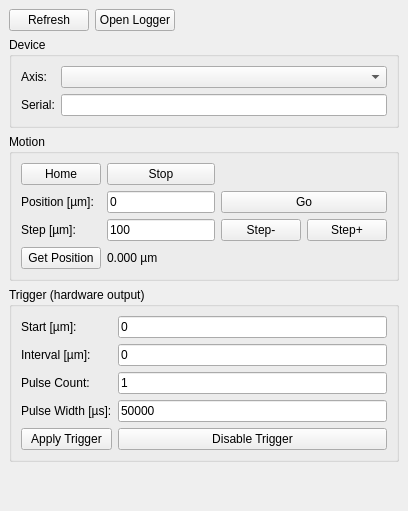
Above: thorKinesisPlugin/thorlabsKinesisPlugin_UI.ui from janlazer/UKE-thorKinesisPlugin before the change. Below: the same form after it.
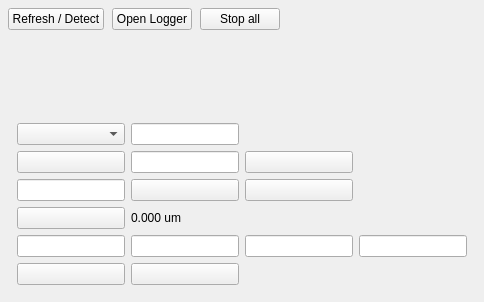
That is the form after the change.

Commit message: Improve axis GUI and trigger disable handling

What changed in the file:
```diff
--- a/thorKinesisPlugin/thorlabsKinesisPlugin_UI.ui
+++ b/thorKinesisPlugin/thorlabsKinesisPlugin_UI.ui
@@ -7,12 +7,28 @@
         </property>
         <widget class="QWidget" name="dockWidgetContents">
             <layout class="QVBoxLayout" name="verticalLayout">
+                <property name="spacing">
+                    <number>8</number>
+                </property>
+                <property name="leftMargin">
+                    <number>8</number>
+                </property>
+                <property name="topMargin">
+                    <number>8</number>
+                </property>
+                <property name="rightMargin">
+                    <number>8</number>
+                </property>
+                <property name="bottomMargin">
+                    <number>8</number>
+                </property>
+
                 <item>
                     <layout class="QHBoxLayout" name="topBarLayout">
                         <item>
                             <widget class="QPushButton" name="pushButton_refresh">
                                 <property name="text">
-                                    <string>Refresh</string>
+                                    <string>Refresh / Detect</string>
                                 </property>
                             </widget>
                         </item>
@@ -23,6 +39,13 @@
                                 </property>
                             </widget>
                         </item>
+                        <item>
+                            <widget class="QPushButton" name="pushButton_stop">
+                                <property name="text">
+                                    <string>Stop all</string>
+                                </property>
+                            </widget>
+                        </item>
                         <item>
                             <spacer name="horizontalSpacerTop">
                                 <property name="orientation">
@@ -40,231 +63,96 @@
                 </item>
 
                 <item>
-                    <widget class="QGroupBox" name="groupBox_device">
-                        <property name="title">
-                            <string>Device</string>
+                    <widget class="QScrollArea" name="scrollArea_axes">
+                        <property name="widgetResizable">
+                            <bool>true</bool>
                         </property>
-                        <layout class="QGridLayout" name="gridLayout_device">
+                        <property name="frameShape">
+                            <enum>QFrame::NoFrame</enum>
+                        </property>
+                        <widget class="QWidget" name="scrollAreaWidgetContents_axes">
+                            <layout class="QVBoxLayout" name="axisFramesLayout">
+                                <property name="spacing">
+                                    <number>8</number>
+                                </property>
+                                <property name="leftMargin">
+                                    <number>0</number>
+                                </property>
+                                <property name="topMargin">
+                                    <number>0</number>
+                                </property>
+                                <property name="rightMargin">
+                                    <number>0</number>
+                                </property>
+                                <property name="bottomMargin">
+                                    <number>0</number>
+                                </property>
+                            </layout>
+                        </widget>
+                    </widget>
+                </item>
+
+                <item>
+                    <widget class="QWidget" name="legacyControlBridge" native="true">
+                        <property name="visible">
+                            <bool>false</bool>
+                        </property>
+                        <layout class="QGridLayout" name="legacyControlBridgeLayout">
                             <item row="0" column="0">
-                                <widget class="QLabel" name="label_devices">
-                                    <property name="text">
-                                        <string>Axis:</string>
-                                    </property>
-                                </widget>
-                            </item>
-                            <item row="0" column="1">
                                 <widget class="QComboBox" name="comboBox_devices" />
                             </item>
-                            <item row="1" column="0">
-                                <widget class="QLabel" name="label_serial">
-                                    <property name="text">
-                                        <string>Serial:</string>
-                                    </property>
-                                </widget>
-                            </item>
-                            <item row="1" column="1">
-                                <widget class="QLineEdit" name="lineEdit_serial">
-                                    <property name="readOnly">
-                                        <bool>true</bool>
-                                    </property>
-                                </widget>
-                            </item>
-                        </layout>
-                    </widget>
-                </item>
-
-                <item>
-                    <widget class="QGroupBox" name="groupBox_motion">
-                        <property name="title">
-                            <string>Motion</string>
-                        </property>
-                        <layout class="QGridLayout" name="gridLayout_motion">
-                            <item row="0" column="0">
-                                <widget class="QPushButton" name="pushButton_home">
-                                    <property name="text">
-                                        <string>Home</string>
-                                    </property>
-                                </widget>
-                            </item>
                             <item row="0" column="1">
-                                <widget class="QPushButton" name="pushButton_stop">
-                                    <property name="text">
-                                        <string>Stop</string>
-                                    </property>
-                                </widget>
+                                <widget class="QLineEdit" name="lineEdit_serial" />
                             </item>
-
                             <item row="1" column="0">
-                                <widget class="QLabel" name="label_pos">
-                                    <property name="text">
-                                        <string>Position [µm]:</string>
-                                    </property>
-                                </widget>
+                                <widget class="QPushButton" name="pushButton_home" />
                             </item>
                             <item row="1" column="1">
-                                <widget class="QLineEdit" name="lineEdit_position">
-                                    <property name="text">
-                                        <string>0</string>
-                                    </property>
-                                </widget>
+                                <widget class="QLineEdit" name="lineEdit_position" />
                             </item>
                             <item row="1" column="2">
-                                <widget class="QPushButton" name="pushButton_position">
-                                    <property name="text">
-                                        <string>Go</string>
-                                    </property>
-                                </widget>
+                                <widget class="QPushButton" name="pushButton_position" />
                             </item>
-
                             <item row="2" column="0">
-                                <widget class="QLabel" name="label_step">
-                                    <property name="text">
-                                        <string>Step [µm]:</string>
-                                    </property>
-                                </widget>
+                                <widget class="QLineEdit" name="lineEdit_step" />
                             </item>
                             <item row="2" column="1">
-                                <widget class="QLineEdit" name="lineEdit_step">
-                                    <property name="text">
-                                        <string>100</string>
-                                    </property>
-                                </widget>
+                                <widget class="QPushButton" name="pushButton_stepDown" />
                             </item>
                             <item row="2" column="2">
-                                <layout class="QHBoxLayout" name="stepButtonsLayout">
-                                    <item>
-                                        <widget class="QPushButton" name="pushButton_stepDown">
-                                            <property name="text">
-                                                <string>Step-</string>
-                                            </property>
-                                        </widget>
-                                    </item>
-                                    <item>
-                                        <widget class="QPushButton" name="pushButton_stepUp">
-                                            <property name="text">
-                                                <string>Step+</string>
-                                            </property>
-                                        </widget>
-                                    </item>
-                                </layout>
+                                <widget class="QPushButton" name="pushButton_stepUp" />
                             </item>
-
                             <item row="3" column="0">
-                                <widget class="QPushButton" name="pushButton_getPosition">
-                                    <property name="text">
-                                        <string>Get Position</string>
-                                    </property>
-                                </widget>
+                                <widget class="QPushButton" name="pushButton_getPosition" />
                             </item>
                             <item row="3" column="1">
                                 <widget class="QLabel" name="label_positionValue">
                                     <property name="text">
-                                        <string>0.000 µm</string>
+                                        <string>0.000 um</string>
                                     </property>
                                 </widget>
                             </item>
-                        </layout>
-                    </widget>
-                </item>
-
-                <item>
-                    <widget class="QGroupBox" name="groupBox_trigger">
-                        <property name="title">
-                            <string>Trigger (hardware output)</string>
-                        </property>
-                        <layout class="QGridLayout" name="gridLayout_trigger">
-                            <item row="0" column="0">
-                                <widget class="QLabel" name="label_trigStart">
-                                    <property name="text">
-                                        <string>Start [µm]:</string>
-                                    </property>
-                                </widget>
-                            </item>
-                            <item row="0" column="1">
-                                <widget class="QLineEdit" name="lineEdit_trigStart">
-                                    <property name="text">
-                                        <string>0</string>
-                                    </property>
-                                </widget>
-                            </item>
-
-                            <item row="1" column="0">
-                                <widget class="QLabel" name="label_trigInterval">
-                                    <property name="text">
-                                        <string>Interval [µm]:</string>
-                                    </property>
-                                </widget>
-                            </item>
-                            <item row="1" column="1">
-                                <widget class="QLineEdit" name="lineEdit_trigInterval">
-                                    <property name="text">
-                                        <string>0</string>
-                                    </property>
-                                </widget>
-                            </item>
-
-                            <item row="2" column="0">
-                                <widget class="QLabel" name="label_trigCount">
-                                    <property name="text">
-                                        <string>Pulse Count:</string>
-                                    </property>
-                                </widget>
-                            </item>
-                            <item row="2" column="1">
-                                <widget class="QLineEdit" name="lineEdit_trigCount">
-                                    <property name="text">
-                                        <string>1</string>
-                                    </property>
-                                </widget>
-                            </item>
-
-                            <item row="3" column="0">
-                                <widget class="QLabel" name="label_trigWidth">
-                                    <property name="text">
-                                        <string>Pulse Width [µs]:</string>
-                                    </property>
-                                </widget>
-                            </item>
-                            <item row="3" column="1">
-                                <widget class="QLineEdit" name="lineEdit_trigWidth">
-                                    <property name="text">
-                                        <string>50000</string>
-                                    </property>
-                                </widget>
-                            </item>
-
                             <item row="4" column="0">
-                                <widget class="QPushButton" name="pushButton_applyTrigger">
-                                    <property name="text">
-                                        <string>Apply Trigger</string>
-                                    </property>
-                                </widget>
+                                <widget class="QLineEdit" name="lineEdit_trigStart" />
                             </item>
                             <item row="4" column="1">
-                                <widget class="QPushButton" name="pushButton_disableTrigger">
-                                    <property name="text">
-                                        <string>Disable Trigger</string>
-                                    </property>
-                                </widget>
+                                <widget class="QLineEdit" name="lineEdit_trigInterval" />
+                            </item>
+                            <item row="4" column="2">
+                                <widget class="QLineEdit" name="lineEdit_trigCount" />
+                            </item>
+                            <item row="4" column="3">
+                                <widget class="QLineEdit" name="lineEdit_trigWidth" />
+                            </item>
+                            <item row="5" column="0">
+                                <widget class="QPushButton" name="pushButton_applyTrigger" />
+                            </item>
+                            <item row="5" column="1">
+                                <widget class="QPushButton" name="pushButton_disableTrigger" />
                             </item>
                         </layout>
                     </widget>
                 </item>
-
-                <item>
-                    <spacer name="verticalSpacerBottom">
-                        <property name="orientation">
-                            <enum>Qt::Vertical</enum>
-                        </property>
-                        <property name="sizeHint" stdset="0">
-                            <size>
-                                <width>20</width>
-                                <height>40</height>
-                            </size>
-                        </property>
-                    </spacer>
-                </item>
-
             </layout>
         </widget>
     </widget>
```
Left out of the diff: 2 changed lines with no effect on the pictures. The commit also changes 4 other files.
